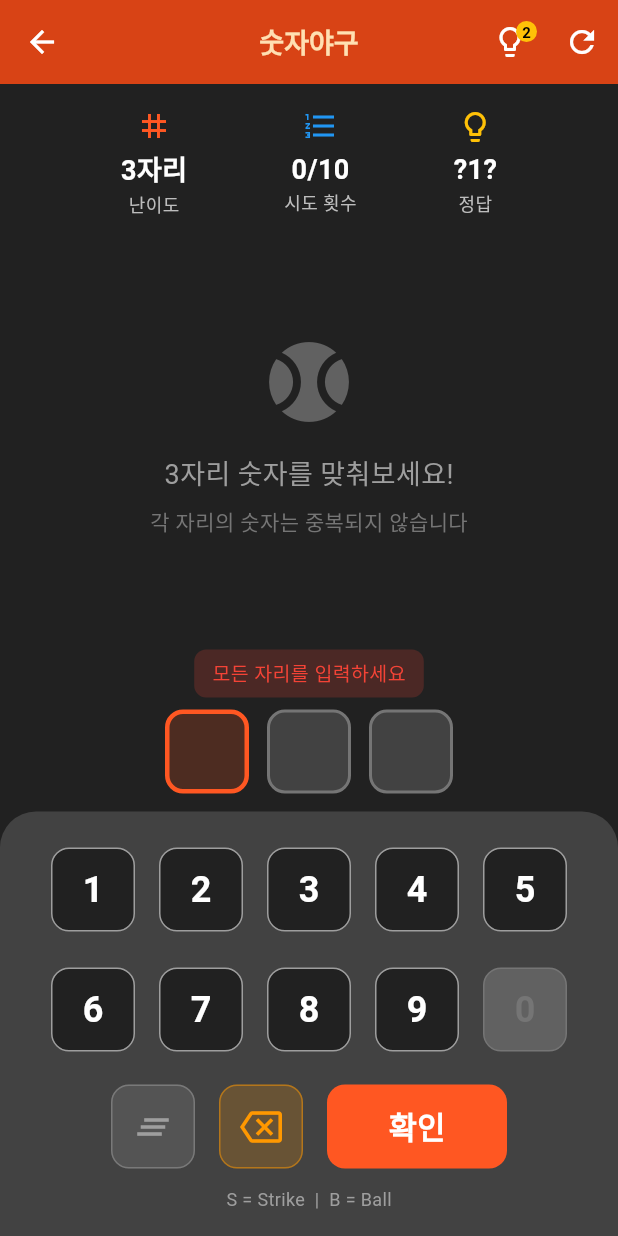
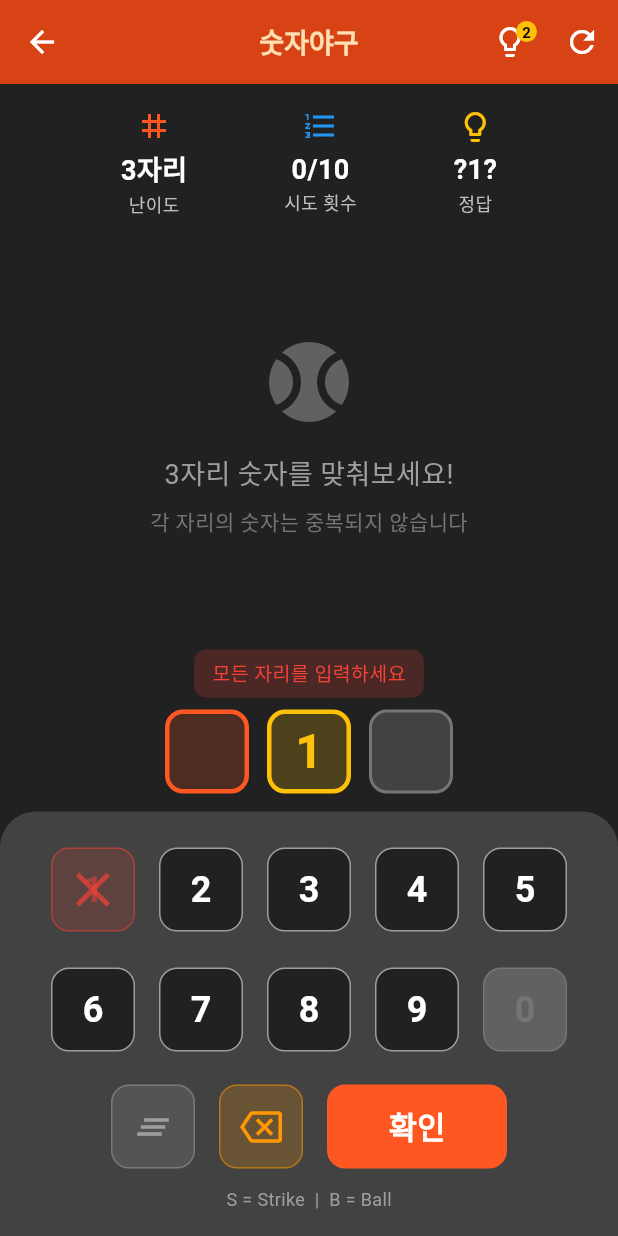
Before and after one commit to mhpark03/games, a Flutter app: the BaseballScreen screen opened directly, after a tap on "확인", after a tap on the "lightbulb outline" icon, on a phone screen of 412 x 824 dp. Run offline on Flutter 3.47's test engine with Material 3 defaults, Android fonts, the phone set to English and light mode, and no system bars; our stand-ins replace shared_preferences; accounts and stored records are empty.

Commit message:
숫자야구 힌트/입력 개선 및 가로모드 레이아웃 변경
- 힌트 사용 시 입력 박스에 자동 입력 및 숫자 버튼 제외 처리
- 힌트로 공개된 위치는 선택 불가 (노란색 테두리)
- 가로모드 숫자 버튼 3x4 배열로 변경
- 가로모드 입력 박스를 오른쪽 패널 숫자 버튼 위로 이동
- 가로모드 입력 박스 및 버튼 크기 최적화

```diff
--- a/lib/games/baseball/baseball_screen.dart
+++ b/lib/games/baseball/baseball_screen.dart
@@ -232,10 +232,16 @@ class _BaseballScreenState extends State<BaseballScreen> {
     // 랜덤으로 하나 선택
     final random = Random();
     final positionToReveal = hiddenPositions[random.nextInt(hiddenPositions.length)];
+    final revealedDigit = secretNumber[positionToReveal];
+    final revealedNumber = int.parse(revealedDigit);
 
     setState(() {
       revealedPositions.add(positionToReveal);
       hintCount--;
+      // 입력 박스에 자동 입력
+      inputDigits[positionToReveal] = revealedDigit;
+      // 해당 숫자 버튼 제외 처리
+      excludedNumbers.add(revealedNumber);
     });
     HapticFeedback.mediumImpact();
   }
@@ -438,24 +444,11 @@ class _BaseballScreenState extends State<BaseballScreen> {
               ),
               // 중앙: 기록 목록
               Expanded(
-                child: Column(
-                  children: [
-                    // 숫자 입력 박스
-                    if (!gameOver)
-                      Padding(
-                        padding: const EdgeInsets.all(12),
-                        child: _buildDigitBoxes(isLandscape: true),
-                      ),
-                    // 기록 목록
-                    Expanded(
                 child: _buildGuessHistory(isLandscape: true),
               ),
-                  ],
-                ),
-              ),
-              // 오른쪽 패널: 숫자 버튼
+              // 오른쪽 패널: 입력 박스 + 숫자 버튼
               SizedBox(
-                width: 200,
+                width: 180,
                 child: Column(
                   children: [
                     const SizedBox(height: 8),
@@ -469,6 +462,13 @@ class _BaseballScreenState extends State<BaseballScreen> {
                       ],
                     ),
                     const Spacer(),
+                    // 입력 박스
+                    if (!gameOver)
+                      Padding(
+                        padding: const EdgeInsets.symmetric(horizontal: 8, vertical: 8),
+                        child: _buildDigitBoxes(isLandscape: true),
+                      ),
+                    // 숫자 패드 (3x4)
                     if (!gameOver) _buildNumberPad(isLandscape: true),
                     const Spacer(),
                   ],
@@ -482,8 +482,8 @@ class _BaseballScreenState extends State<BaseballScreen> {
   }
 
   Widget _buildDigitBoxes({bool isLandscape = false}) {
-    final boxSize = isLandscape ? 44.0 : 56.0;
-    final fontSize = isLandscape ? 24.0 : 32.0;
+    final boxSize = isLandscape ? 36.0 : 56.0;
+    final fontSize = isLandscape ? 20.0 : 32.0;
 
     return Column(
       children: [
@@ -508,10 +508,12 @@ class _BaseballScreenState extends State<BaseballScreen> {
           children: List.generate(digitCount, (index) {
             final isSelected = index == selectedIndex;
             final hasValue = inputDigits[index] != null;
+            final isRevealed = revealedPositions.contains(index);
 
             return GestureDetector(
               onTap: () {
-                if (!gameOver) {
+                // 힌트로 공개된 위치는 선택 불가
+                if (!gameOver && !isRevealed) {
                   setState(() {
                     selectedIndex = index;
                   });
@@ -523,20 +525,26 @@ class _BaseballScreenState extends State<BaseballScreen> {
                 height: boxSize,
                 margin: EdgeInsets.symmetric(horizontal: isLandscape ? 4 : 6),
                 decoration: BoxDecoration(
-                  color: isSelected
+                  color: isRevealed
+                      ? Colors.amber.withValues(alpha: 0.2)
+                      : isSelected
                           ? Colors.deepOrange.withValues(alpha: 0.2)
                           : Colors.grey.shade800,
-                  borderRadius: BorderRadius.circular(12),
+                  borderRadius: BorderRadius.circular(isLandscape ? 8 : 12),
                   border: Border.all(
-                    color: isSelected ? Colors.deepOrange : Colors.grey.shade600,
-                    width: isSelected ? 3 : 2,
+                    color: isRevealed
+                        ? Colors.amber
+                        : isSelected
+                            ? Colors.deepOrange
+                            : Colors.grey.shade600,
+                    width: (isSelected || isRevealed) ? 3 : 2,
                   ),
                 ),
                 child: Center(
                   child: Text(
                     hasValue ? inputDigits[index]! : '',
                     style: TextStyle(
-                      color: Colors.white,
+                      color: isRevealed ? Colors.amber : Colors.white,
                       fontSize: fontSize,
                       fontWeight: FontWeight.bold,
                     ),
@@ -551,17 +559,22 @@ class _BaseballScreenState extends State<BaseballScreen> {
   }
 
   Widget _buildNumberPad({bool isLandscape = false}) {
-    final buttonSize = isLandscape ? 32.0 : 56.0;
-    final fontSize = isLandscape ? 16.0 : 24.0;
-    final spacing = isLandscape ? 3.0 : 8.0;
+    if (isLandscape) {
+      return _buildLandscapeNumberPad();
+    }
+    return _buildPortraitNumberPad();
+  }
+
+  Widget _buildPortraitNumberPad() {
+    const buttonSize = 56.0;
+    const fontSize = 24.0;
+    const spacing = 8.0;
 
     return Container(
-      padding: EdgeInsets.all(isLandscape ? 6 : 16),
+      padding: const EdgeInsets.all(16),
       decoration: BoxDecoration(
         color: Colors.grey.shade800,
-        borderRadius: isLandscape
-            ? BorderRadius.circular(12)
-            : const BorderRadius.vertical(top: Radius.circular(24)),
+        borderRadius: const BorderRadius.vertical(top: Radius.circular(24)),
       ),
       child: Column(
         mainAxisSize: MainAxisSize.min,
@@ -571,18 +584,17 @@ class _BaseballScreenState extends State<BaseballScreen> {
             mainAxisAlignment: MainAxisAlignment.center,
             children: [1, 2, 3, 4, 5].map((n) => _buildNumberButton(n, buttonSize, fontSize, spacing)).toList(),
           ),
-          SizedBox(height: spacing),
+          const SizedBox(height: spacing),
           // 6-0
           Row(
             mainAxisAlignment: MainAxisAlignment.center,
             children: [6, 7, 8, 9, 0].map((n) => _buildNumberButton(n, buttonSize, fontSize, spacing)).toList(),
           ),
-          SizedBox(height: spacing + 2),
+          const SizedBox(height: spacing + 2),
           // 삭제, 확인 버튼
           Row(
             mainAxisAlignment: MainAxisAlignment.center,
             children: [
-              // 전체 삭제
               _buildActionButton(
                 icon: Icons.clear_all,
                 onTap: _onClear,
@@ -590,8 +602,7 @@ class _BaseballScreenState extends State<BaseballScreen> {
                 color: Colors.grey,
                 margin: spacing / 2,
               ),
-              SizedBox(width: spacing),
-              // 삭제
+              const SizedBox(width: spacing),
               _buildActionButton(
                 icon: Icons.backspace_outlined,
                 onTap: _onDelete,
@@ -599,19 +610,18 @@ class _BaseballScreenState extends State<BaseballScreen> {
                 color: Colors.orange,
                 margin: spacing / 2,
               ),
-              SizedBox(width: spacing),
-              // 확인
+              const SizedBox(width: spacing),
               GestureDetector(
                 onTap: _submitGuess,
                 child: Container(
                   width: buttonSize * 2 + spacing,
                   height: buttonSize,
-                  margin: EdgeInsets.all(spacing / 2),
+                  margin: const EdgeInsets.all(spacing / 2),
                   decoration: BoxDecoration(
                     color: Colors.deepOrange,
-                    borderRadius: BorderRadius.circular(isLandscape ? 8 : 12),
+                    borderRadius: BorderRadius.circular(12),
                   ),
-                  child: Center(
+                  child: const Center(
                     child: Text(
                       '확인',
                       style: TextStyle(
@@ -625,7 +635,6 @@ class _BaseballScreenState extends State<BaseballScreen> {
               ),
             ],
           ),
-          if (!isLandscape) ...[
           const SizedBox(height: 8),
           Text(
             'S = Strike  |  B = Ball',
@@ -635,6 +644,88 @@ class _BaseballScreenState extends State<BaseballScreen> {
             ),
           ),
         ],
+      ),
+    );
+  }
+
+  Widget _buildLandscapeNumberPad() {
+    const buttonSize = 36.0;
+    const fontSize = 16.0;
+    const spacing = 4.0;
+
+    return Container(
+      padding: const EdgeInsets.all(6),
+      margin: const EdgeInsets.symmetric(horizontal: 4),
+      decoration: BoxDecoration(
+        color: Colors.grey.shade800,
+        borderRadius: BorderRadius.circular(12),
+      ),
+      child: Column(
+        mainAxisSize: MainAxisSize.min,
+        children: [
+          // 1, 2, 3
+          Row(
+            mainAxisAlignment: MainAxisAlignment.center,
+            children: [1, 2, 3].map((n) => _buildNumberButton(n, buttonSize, fontSize, spacing)).toList(),
+          ),
+          const SizedBox(height: spacing),
+          // 4, 5, 6
+          Row(
+            mainAxisAlignment: MainAxisAlignment.center,
+            children: [4, 5, 6].map((n) => _buildNumberButton(n, buttonSize, fontSize, spacing)).toList(),
+          ),
+          const SizedBox(height: spacing),
+          // 7, 8, 9
+          Row(
+            mainAxisAlignment: MainAxisAlignment.center,
+            children: [7, 8, 9].map((n) => _buildNumberButton(n, buttonSize, fontSize, spacing)).toList(),
+          ),
+          const SizedBox(height: spacing),
+          // 삭제, 0, 백스페이스
+          Row(
+            mainAxisAlignment: MainAxisAlignment.center,
+            children: [
+              _buildActionButton(
+                icon: Icons.clear_all,
+                onTap: _onClear,
+                size: buttonSize,
+                color: Colors.grey,
+                margin: spacing / 2,
+              ),
+              _buildNumberButton(0, buttonSize, fontSize, spacing),
+              _buildActionButton(
+                icon: Icons.backspace_outlined,
+                onTap: _onDelete,
+                size: buttonSize,
+                color: Colors.orange,
+                margin: spacing / 2,
+              ),
+            ],
+          ),
+          const SizedBox(height: spacing + 2),
+          // 확인 버튼
+          GestureDetector(
+            onTap: _submitGuess,
+            child: Container(
+              width: buttonSize * 3 + spacing * 4,
+              height: buttonSize,
+              margin: const EdgeInsets.all(spacing / 2),
+              decoration: BoxDecoration(
+                color: Colors.deepOrange,
+                borderRadius: BorderRadius.circular(8),
+              ),
+              child: const Center(
+                child: Text(
+                  '확인',
+                  style: TextStyle(
+                    color: Colors.white,
+                    fontSize: fontSize,
+                    fontWeight: FontWeight.bold,
+                  ),
+                ),
+              ),
+            ),
+          ),
         ],
       ),
     );
```
Lines whose indentation alone changed are shown as unchanged.
